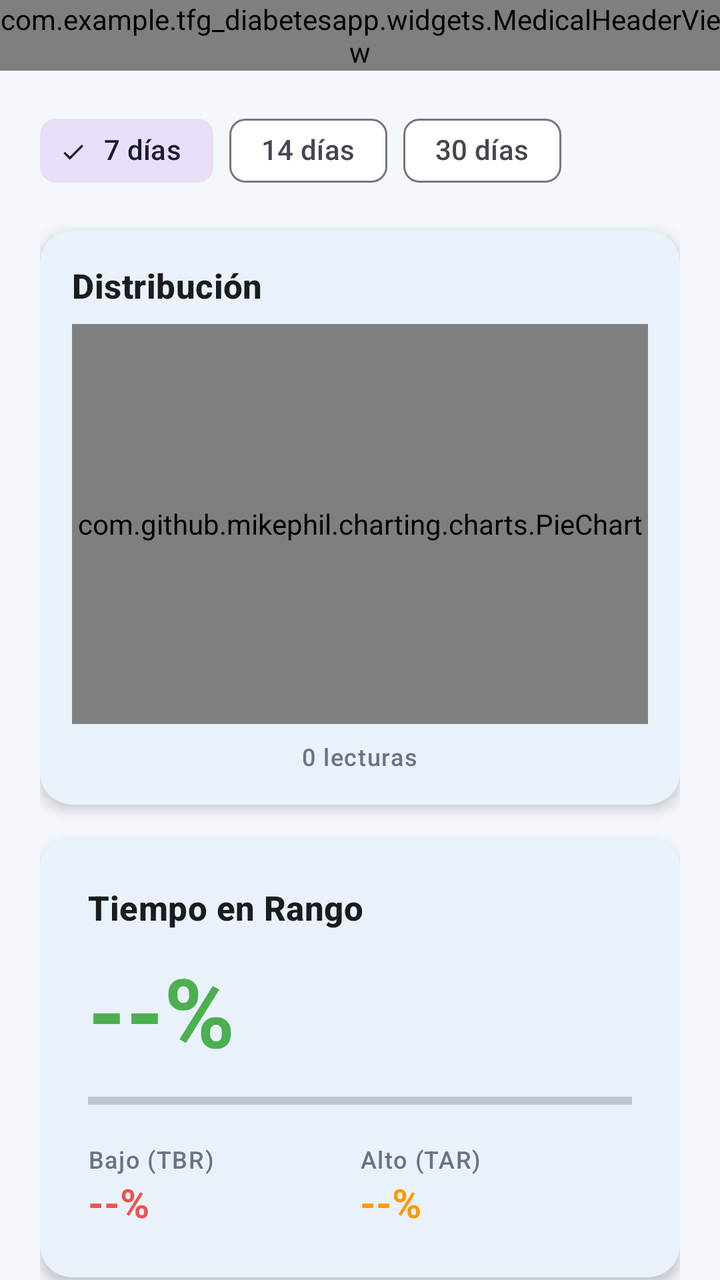
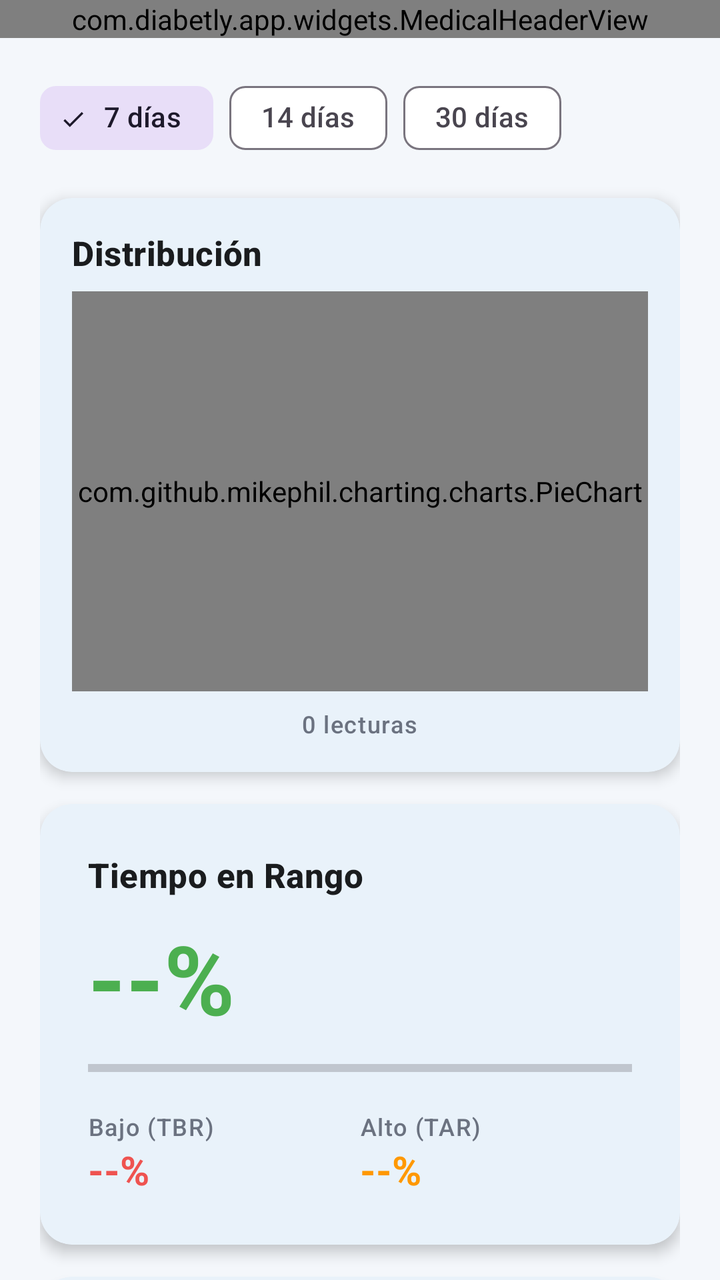

The first picture is an Android layout as it rendered before a commit; the second is the same layout after the commit. The layout source and the unified diff follow.
<!-- AndroidManifest.xml: application theme Theme.TFGDIABETESAPP -->
<!-- res/layout/fragment_analysis.xml -->
<?xml version="1.0" encoding="utf-8"?>
<LinearLayout xmlns:android="http://schemas.android.com/apk/res/android"
    xmlns:app="http://schemas.android.com/apk/res-auto"
    xmlns:tools="http://schemas.android.com/tools"
    android:layout_width="match_parent"
    android:layout_height="match_parent"
    android:orientation="vertical"
    android:background="@color/color_background"
    tools:context=".fragments.AnalysisFragment">

    <com.example.tfg_diabetesapp.widgets.MedicalHeaderView
        android:id="@+id/analysisHeader"
        android:layout_width="match_parent"
        android:layout_height="wrap_content"
        app:headerTitle="Análisis"
        app:headerSubtitle="Estadísticas de glucosa"
        app:headerShowLogout="false" />

    <androidx.core.widget.NestedScrollView
        android:layout_width="match_parent"
        android:layout_height="0dp"
        android:layout_weight="1"
        android:layout_marginTop="@dimen/header_content_overlap_negative"
        android:clipToPadding="false">

        <LinearLayout
            android:layout_width="match_parent"
            android:layout_height="wrap_content"
            android:orientation="vertical"
            android:paddingHorizontal="@dimen/screen_padding_horizontal"
            android:paddingTop="@dimen/content_gap_after_header"
            android:paddingBottom="@dimen/space_2xl">

            
            <com.google.android.material.chip.ChipGroup
                android:id="@+id/chipGroupPeriodo"
                android:layout_width="match_parent"
                android:layout_height="wrap_content"
                app:singleSelection="true"
                app:selectionRequired="true"
                android:layout_marginBottom="@dimen/space_lg">

                <com.google.android.material.chip.Chip
                    android:id="@+id/chip7d"
                    android:layout_width="wrap_content"
                    android:layout_height="wrap_content"
                    android:text="7 días"
                    style="@style/Widget.Material3.Chip.Filter"
                    android:checked="true" />

                <com.google.android.material.chip.Chip
                    android:id="@+id/chip14d"
                    android:layout_width="wrap_content"
                    android:layout_height="wrap_content"
                    android:text="14 días"
                    style="@style/Widget.Material3.Chip.Filter" />

                <com.google.android.material.chip.Chip
                    android:id="@+id/chip30d"
                    android:layout_width="wrap_content"
                    android:layout_height="wrap_content"
                    android:text="30 días"
                    style="@style/Widget.Material3.Chip.Filter" />
            </com.google.android.material.chip.ChipGroup>

            
            <com.google.android.material.card.MaterialCardView
                style="@style/Widget.App.Card"
                android:layout_width="match_parent"
                android:layout_height="wrap_content"
                android:layout_marginBottom="@dimen/space_lg">

                <LinearLayout
                    android:layout_width="match_parent"
                    android:layout_height="wrap_content"
                    android:orientation="vertical"
                    android:padding="@dimen/space_lg">

                    <TextView
                        android:layout_width="wrap_content"
                        android:layout_height="wrap_content"
                        android:text="Distribución"
                        android:textAppearance="@style/TextAppearance.App.SectionTitle"
                        android:layout_marginBottom="@dimen/space_sm" />

                    <com.github.mikephil.charting.charts.PieChart
                        android:id="@+id/pieChartTir"
                        android:layout_width="match_parent"
                        android:layout_height="200dp" />

                    <TextView
                        android:id="@+id/tvTotalLecturas"
                        android:layout_width="wrap_content"
                        android:layout_height="wrap_content"
                        android:text="0 lecturas"
                        android:textAppearance="@style/TextAppearance.App.Caption"
                        android:layout_gravity="center_horizontal"
                        android:layout_marginTop="@dimen/space_sm" />
                </LinearLayout>
            </com.google.android.material.card.MaterialCardView>

            
            <com.google.android.material.card.MaterialCardView
                style="@style/Widget.App.Card"
                android:layout_width="match_parent"
                android:layout_height="wrap_content"
                android:layout_marginBottom="@dimen/space_lg">

                <LinearLayout
                    android:layout_width="match_parent"
                    android:layout_height="wrap_content"
                    android:orientation="vertical"
                    android:padding="@dimen/space_2xl">

                    <TextView
                        android:layout_width="wrap_content"
                        android:layout_height="wrap_content"
                        android:text="Tiempo en Rango"
                        android:textAppearance="@style/TextAppearance.App.SectionTitle" />

                    <TextView
                        android:id="@+id/tvTirBig"
                        android:layout_width="wrap_content"
                        android:layout_height="wrap_content"
                        android:text="--%"
                        android:textSize="48sp"
                        android:textStyle="bold"
                        android:textColor="@color/green_ok"
                        android:layout_marginTop="@dimen/space_sm" />

                    <ProgressBar
                        android:id="@+id/progressTir"
                        style="?android:attr/progressBarStyleHorizontal"
                        android:layout_width="match_parent"
                        android:layout_height="10dp"
                        android:max="100"
                        android:progress="0"
                        android:progressTint="@color/green_ok"
                        android:layout_marginTop="@dimen/space_sm" />

                    <LinearLayout
                        android:layout_width="match_parent"
                        android:layout_height="wrap_content"
                        android:orientation="horizontal"
                        android:layout_marginTop="@dimen/space_lg">

                        <LinearLayout
                            android:layout_width="0dp"
                            android:layout_height="wrap_content"
                            android:layout_weight="1"
                            android:orientation="vertical">

                            <TextView
                                android:layout_width="wrap_content"
                                android:layout_height="wrap_content"
                                android:text="Bajo (TBR)"
                                android:textAppearance="@style/TextAppearance.App.Caption" />

                            <TextView
                                android:id="@+id/tvTbr"
                                android:layout_width="wrap_content"
                                android:layout_height="wrap_content"
                                android:text="--%"
                                android:textSize="20sp"
                                android:textStyle="bold"
                                android:textColor="@color/color_error" />
                        </LinearLayout>

                        <LinearLayout
                            android:layout_width="0dp"
                            android:layout_height="wrap_content"
                            android:layout_weight="1"
                            android:orientation="vertical">

                            <TextView
                                android:layout_width="wrap_content"
                                android:layout_height="wrap_content"
                                android:text="Alto (TAR)"
                                android:textAppearance="@style/TextAppearance.App.Caption" />

                            <TextView
                                android:id="@+id/tvTar"
                                android:layout_width="wrap_content"
                                android:layout_height="wrap_content"
                                android:text="--%"
                                android:textSize="20sp"
                                android:textStyle="bold"
                                android:textColor="@color/color_warning" />
                        </LinearLayout>
                    </LinearLayout>
                </LinearLayout>
            </com.google.android.material.card.MaterialCardView>

            
            <com.google.android.material.card.MaterialCardView
                style="@style/Widget.App.Card"
                android:layout_width="match_parent"
                android:layout_height="wrap_content"
                android:layout_marginBottom="@dimen/space_lg">

                <LinearLayout
                    android:layout_width="match_parent"
                    android:layout_height="wrap_content"
                    android:orientation="vertical"
                    android:padding="@dimen/space_2xl">

                    <TextView
                        android:layout_width="wrap_content"
                        android:layout_height="wrap_content"
                        android:text="Estadísticas"
                        android:textAppearance="@style/TextAppearance.App.SectionTitle"
                        android:layout_marginBottom="@dimen/space_md" />

                    <LinearLayout
                        android:layout_width="match_parent"
                        android:layout_height="wrap_content"
                        android:orientation="horizontal"
                        android:layout_marginBottom="@dimen/space_md">

                        <LinearLayout
                            android:layout_width="0dp"
                            android:layout_height="wrap_content"
                            android:layout_weight="1"
                            android:orientation="vertical">

                            <TextView
                                android:layout_width="wrap_content"
                                android:layout_height="wrap_content"
                                android:text="Media"
                                android:textAppearance="@style/TextAppearance.App.Caption" />

                            <TextView
                                android:id="@+id/tvMedia"
                                android:layout_width="wrap_content"
                                android:layout_height="wrap_content"
                                android:text="--"
                                android:textAppearance="@style/TextAppearance.App.MetricValue" />
                        </LinearLayout>

                        <LinearLayout
                            android:layout_width="0dp"
                            android:layout_height="wrap_content"
                            android:layout_weight="1"
                            android:orientation="vertical">

                            <TextView
                                android:layout_width="wrap_content"
                                android:layout_height="wrap_content"
                                android:text="SD"
                                android:textAppearance="@style/TextAppearance.App.Caption" />

                            <TextView
                                android:id="@+id/tvSd"
                                android:layout_width="wrap_content"
                                android:layout_height="wrap_content"
                                android:text="--"
                                android:textAppearance="@style/TextAppearance.App.MetricValue" />
                        </LinearLayout>
                    </LinearLayout>

                    <LinearLayout
                        android:layout_width="match_parent"
                        android:layout_height="wrap_content"
                        android:orientation="horizontal">

                        <LinearLayout
                            android:layout_width="0dp"
                            android:layout_height="wrap_content"
                            android:layout_weight="1"
                            android:orientation="vertical">

                            <TextView
                                android:layout_width="wrap_content"
                                android:layout_height="wrap_content"
                                android:text="CV"
                                android:textAppearance="@style/TextAppearance.App.Caption" />

                            <TextView
                                android:id="@+id/tvCv"
                                android:layout_width="wrap_content"
                                android:layout_height="wrap_content"
                                android:text="--"
                                android:textAppearance="@style/TextAppearance.App.MetricValue" />
                        </LinearLayout>

                        <LinearLayout
                            android:layout_width="0dp"
                            android:layout_height="wrap_content"
                            android:layout_weight="1"
                            android:orientation="vertical">

                            <TextView
                                android:layout_width="wrap_content"
                                android:layout_height="wrap_content"
                                android:text="GMI"
                                android:textAppearance="@style/TextAppearance.App.Caption" />

                            <TextView
                                android:id="@+id/tvGmi"
                                android:layout_width="wrap_content"
                                android:layout_height="wrap_content"
                                android:text="--"
                                android:textAppearance="@style/TextAppearance.App.MetricValue" />
                        </LinearLayout>
                    </LinearLayout>
                </LinearLayout>
            </com.google.android.material.card.MaterialCardView>

            
            <com.google.android.material.card.MaterialCardView
                style="@style/Widget.App.Card"
                android:layout_width="match_parent"
                android:layout_height="wrap_content"
                android:layout_marginBottom="@dimen/space_lg">

                <LinearLayout
                    android:layout_width="match_parent"
                    android:layout_height="wrap_content"
                    android:orientation="vertical"
                    android:padding="@dimen/space_2xl">

                    <TextView
                        android:layout_width="wrap_content"
                        android:layout_height="wrap_content"
                        android:text="HbA1c estimada"
                        android:textAppearance="@style/TextAppearance.App.SectionTitle"
                        android:layout_marginBottom="@dimen/space_sm" />

                    <TextView
                        android:id="@+id/tvGmiVsObjetivo"
                        android:layout_width="wrap_content"
                        android:layout_height="wrap_content"
                        android:text="--"
                        android:textAppearance="@style/TextAppearance.App.Body" />
                </LinearLayout>
            </com.google.android.material.card.MaterialCardView>

        </LinearLayout>
    </androidx.core.widget.NestedScrollView>

</LinearLayout>
<!-- resources referenced by this layout -->
<resources>
  <color name="color_background">#F4F7FB</color>
  <color name="color_error">#EF5350</color>
  <color name="color_warning">#FF9800</color>
  <color name="green_ok">#4CAF50</color>
  <dimen name="content_gap_after_header">16dp</dimen>
  <dimen name="header_content_overlap_negative">0dp</dimen>
  <dimen name="screen_padding_horizontal">20dp</dimen>
  <dimen name="space_2xl">24dp</dimen>
  <dimen name="space_lg">16dp</dimen>
  <dimen name="space_md">12dp</dimen>
  <dimen name="space_sm">8dp</dimen>
  <style name="TextAppearance.App.Body" parent="TextAppearance.Material3.BodyMedium">
          <item name="android:textSize">13sp</item>
          <item name="android:textColor">@color/color_text_secondary</item>
      </style>
  <style name="TextAppearance.App.Caption" parent="TextAppearance.Material3.LabelSmall">
          <item name="android:textSize">12sp</item>
          <item name="android:textColor">@color/color_text_secondary</item>
      </style>
  <style name="TextAppearance.App.MetricValue" parent="TextAppearance.Material3.TitleLarge">
          <item name="android:textSize">22sp</item>
          <item name="android:textStyle">bold</item>
          <item name="android:textColor">@color/color_text_primary</item>
      </style>
  <style name="TextAppearance.App.SectionTitle" parent="TextAppearance.Material3.TitleMedium">
          <item name="android:textSize">17sp</item>
          <item name="android:textStyle">bold</item>
          <item name="android:textColor">@color/color_text_primary</item>
      </style>
  <style name="Widget.App.Card" parent="Widget.Material3.CardView.Elevated">
          <item name="cardCornerRadius">@dimen/card_corner_radius</item>
          <item name="cardElevation">@dimen/card_elevation</item>
          <item name="cardBackgroundColor">@color/color_surface</item>
      </style>
  <style name="Theme.TFGDIABETESAPP" parent="Base.Theme.TFGDIABETESAPP" />
  <color name="color_text_secondary">#6B7280</color>
  <color name="color_text_primary">#1A1C1E</color>
  <dimen name="card_corner_radius">16dp</dimen>
  <dimen name="card_elevation">4dp</dimen>
  <color name="color_surface">#FFFFFF</color>
  <style name="Base.Theme.TFGDIABETESAPP" parent="Theme.Material3.Light.NoActionBar">
          <item name="colorPrimary">@color/color_primary</item>
          <item name="colorOnPrimary">@color/color_on_primary</item>
          <item name="colorPrimaryContainer">@color/color_primary_light</item>
          <item name="colorOnPrimaryContainer">@color/color_primary_dark</item>
          <item name="colorSecondary">@color/color_secondary</item>
          <item name="colorOnSecondary">@color/color_on_secondary</item>
          <item name="android:colorBackground">@color/color_background</item>
          <item name="colorSurface">@color/color_surface</item>
          <item name="colorError">@color/color_error</item>
          <item name="android:windowBackground">@color/color_background</item>
          <item name="android:statusBarColor">@color/color_primary</item>
          <item name="android:windowLightStatusBar">false</item>
      </style>
  <color name="color_primary">#1976D2</color>
  <color name="color_on_primary">#FFFFFF</color>
  <color name="color_primary_light">#DBEAFE</color>
  <color name="color_primary_dark">#1565C0</color>
  <color name="color_secondary">#0288D1</color>
  <color name="color_on_secondary">#FFFFFF</color>
</resources>

<!-- the commit's change to res/layout/fragment_analysis.xml (unified diff, before → after) -->
@@ -8,7 +8,7 @@
     android:background="@color/color_background"
     tools:context=".fragments.AnalysisFragment">
 
-    <com.example.tfg_diabetesapp.widgets.MedicalHeaderView
+    <com.diabetly.app.widgets.MedicalHeaderView
         android:id="@+id/analysisHeader"
         android:layout_width="match_parent"
         android:layout_height="wrap_content"
